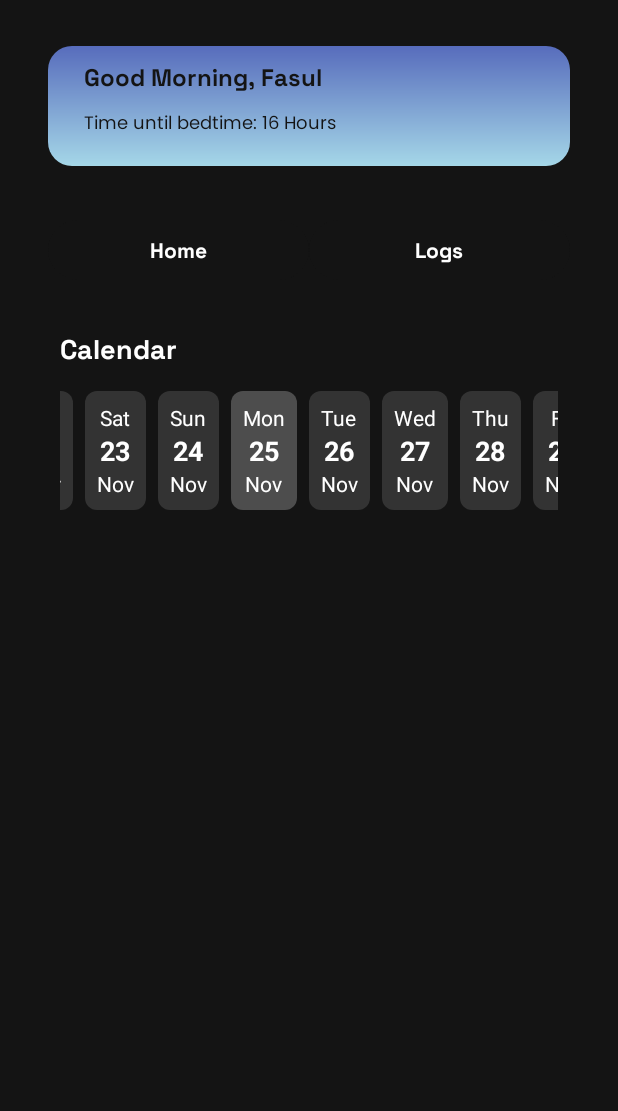
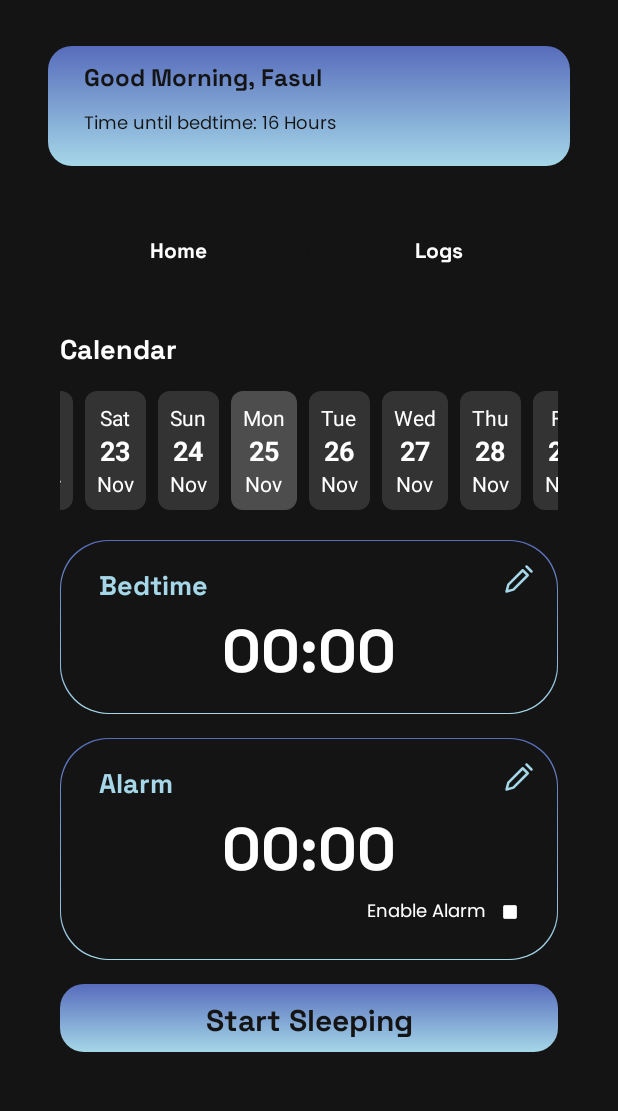
Before and after one commit to Raditsoic/ngantor, an Android app: the screen it shows after launch (Ngantor), on a phone screen of 412 x 824 dp, the part 98-1209 px from its top. Run offline under Robolectric (Android 15) with nearby library versions, the phone set to English and light mode, and no system bars.

Commit message:
feat: Home UI done

```diff
--- /dev/null
+++ b/app/src/main/res/drawable/container_stroke_gradient.xml
@@ -0,0 +1,24 @@
+<?xml version="1.0" encoding="utf-8"?>
+<layer-list xmlns:android="http://schemas.android.com/apk/res/android">
+
+    <item>
+        <shape>
+            <gradient
+                android:startColor="#576CBC"
+                android:endColor="#A5D7E8"
+                android:angle="270" />
+            <corners android:radius="32dp" />
+        </shape>
+    </item>
+
+    <item
+        android:top="1dp"
+        android:bottom="1dp"
+        android:left="1dp"
+        android:right="1dp">
+        <shape>
+            <solid android:color="@color/black" />
+            <corners android:radius="32dp" />
+        </shape>
+    </item>
+</layer-list>
--- /dev/null
+++ b/app/src/main/res/drawable/pencil.xml
@@ -0,0 +1,20 @@
+<vector xmlns:android="http://schemas.android.com/apk/res/android"
+    android:width="48dp"
+    android:height="48dp"
+    android:viewportWidth="48"
+    android:viewportHeight="48">
+  <path
+      android:pathData="M36,4L44,12"
+      android:strokeLineJoin="round"
+      android:strokeWidth="4"
+      android:fillColor="#00000000"
+      android:strokeColor="#A5D7E8"
+      android:strokeLineCap="round"/>
+  <path
+      android:pathData="M15,41L38,18L30,10L7,33L4,44L15,41Z"
+      android:strokeLineJoin="round"
+      android:strokeWidth="4"
+      android:fillColor="#00000000"
+      android:strokeColor="#A5D7E8"
+      android:strokeLineCap="round"/>
+</vector>
--- a/app/src/main/res/layout/activity_main.xml
+++ b/app/src/main/res/layout/activity_main.xml
@@ -43,7 +43,7 @@
         android:id="@+id/greeting_container"
         android:layout_width="match_parent"
         android:layout_height="80dp"
-        android:background="@drawable/greeting_container"
+        android:background="@drawable/container_solid_gradient"
         app:layout_constraintTop_toBottomOf="@id/logo"
         android:layout_marginTop="32dp"
         android:layout_marginStart="16dp"
--- a/app/src/main/res/layout/fragment_home.xml
+++ b/app/src/main/res/layout/fragment_home.xml
@@ -4,6 +4,7 @@
     xmlns:app="http://schemas.android.com/apk/res-auto"
     android:layout_width="match_parent"
     android:layout_height="match_parent"
+    android:background="@color/black"
     android:padding="8dp">
 
     <TextView
@@ -28,4 +29,149 @@
         android:paddingEnd="4dp"
         app:layout_constraintTop_toBottomOf="@id/calendar_title" />
 
+    <androidx.constraintlayout.widget.ConstraintLayout
+        android:id="@+id/bedtime_container"
+        android:layout_width="match_parent"
+        android:layout_height="wrap_content"
+        android:background="@drawable/container_stroke_gradient"
+        android:padding="16dp"
+        app:layout_constraintTop_toBottomOf="@id/calendar_recycler_view"
+        app:layout_constraintStart_toStartOf="@id/calendar_recycler_view"
+        android:layout_marginTop="20dp">
+
+        <TextView
+            android:id="@+id/bedtime_title"
+            android:layout_width="wrap_content"
+            android:layout_height="wrap_content"
+            android:text="Bedtime"
+            android:textColor="@color/aqua"
+            android:textSize="18sp"
+            android:fontFamily="@font/space_grotesk_bold"
+            app:layout_constraintTop_toTopOf="parent"
+            app:layout_constraintStart_toStartOf="parent"
+            android:layout_marginLeft="10dp" />
+
+        <TextView
+            android:id="@+id/bedtime_display"
+            android:layout_width="wrap_content"
+            android:layout_height="wrap_content"
+            android:text="00:00"
+            android:textSize="40sp"
+            android:textColor="@android:color/white"
+            android:fontFamily="@font/space_grotesk_bold"
+            app:layout_constraintTop_toBottomOf="@id/bedtime_title"
+            app:layout_constraintStart_toStartOf="parent"
+            app:layout_constraintEnd_toEndOf="parent"
+             />
+
+        <ImageView
+            android:id="@+id/bedtime_edit"
+            android:layout_width="20dp"
+            android:layout_height="20dp"
+            android:src="@drawable/pencil"
+            app:layout_constraintTop_toTopOf="parent"
+            app:layout_constraintEnd_toEndOf="parent"
+            />
+
+
+    </androidx.constraintlayout.widget.ConstraintLayout>
+
+    <androidx.constraintlayout.widget.ConstraintLayout
+        android:id="@+id/alarm_container"
+        android:layout_width="match_parent"
+        android:layout_height="wrap_content"
+        android:background="@drawable/container_stroke_gradient"
+        android:padding="16dp"
+        app:layout_constraintTop_toBottomOf="@id/bedtime_container"
+        app:layout_constraintStart_toStartOf="@id/bedtime_container"
+        android:layout_marginTop="16dp">
+
+        <!-- Alarm Title -->
+        <TextView
+            android:id="@+id/alarm_title"
+            android:layout_width="wrap_content"
+            android:layout_height="wrap_content"
+            android:text="Alarm"
+            android:textColor="@color/aqua"
+            android:textSize="18sp"
+            android:fontFamily="@font/space_grotesk_bold"
+            app:layout_constraintTop_toTopOf="parent"
+            app:layout_constraintStart_toStartOf="parent"
+            android:layout_marginLeft="10dp" />
+
+        <TextView
+            android:id="@+id/alarm_time_display"
+            android:layout_width="wrap_content"
+            android:layout_height="wrap_content"
+            android:text="00:00"
+            android:textSize="40sp"
+            android:textColor="@android:color/white"
+            android:fontFamily="@font/space_grotesk_bold"
+            app:layout_constraintTop_toBottomOf="@id/alarm_title"
+            app:layout_constraintStart_toStartOf="parent"
+            app:layout_constraintEnd_toEndOf="parent" />
+
+        <ImageView
+            android:id="@+id/alarm_edit"
+            android:layout_width="20dp"
+            android:layout_height="20dp"
+            android:src="@drawable/pencil"
+            app:layout_constraintTop_toTopOf="parent"
+            app:layout_constraintEnd_toEndOf="parent" />
+
+
+        <TextView
+            android:id="@+id/alarm_text"
+            android:layout_width="wrap_content"
+            android:layout_height="wrap_content"
+            android:text="Enable Alarm"
+            android:textSize="12sp"
+            android:textColor="@color/white"
+            android:fontFamily="@font/poppins_regular"
+            app:layout_constraintEnd_toStartOf="@id/alarm_check_box"
+            app:layout_constraintTop_toBottomOf="@id/alarm_time_display"
+            app:layout_constraintBottom_toBottomOf="parent"
+            />
+
+        <CheckBox
+            android:id="@+id/alarm_check_box"
+            android:layout_width="wrap_content"
+            android:layout_height="wrap_content"
+            android:buttonTint="@color/white"
+            android:scaleX="0.5"
+            android:scaleY="0.5"
+            android:checked="true"
+            style="@style/SmallCheckBox"
+            app:layout_constraintTop_toBottomOf="@id/alarm_time_display"
+            app:layout_constraintBottom_toBottomOf="parent"
+            app:layout_constraintEnd_toEndOf="parent"
+             />
+    </androidx.constraintlayout.widget.ConstraintLayout>
+
+
+    <androidx.constraintlayout.widget.ConstraintLayout
+        android:id="@+id/start_sleep_button"
+        android:layout_width="match_parent"
+        android:layout_height="wrap_content"
+        app:layout_constraintStart_toStartOf="parent"
+        app:layout_constraintTop_toBottomOf="@id/alarm_container"
+        android:background="@drawable/container_solid_gradient"
+        android:layout_marginTop="16dp">
+
+        <TextView
+            android:layout_width="wrap_content"
+            android:layout_height="wrap_content"
+            android:text="Start Sleeping"
+            android:textColor="@color/black"
+            android:textSize="20dp"
+            android:fontFamily="@font/space_grotesk_bold"
+            app:layout_constraintStart_toStartOf="@id/start_sleep_button"
+            app:layout_constraintEnd_toEndOf="@id/start_sleep_button"
+            app:layout_constraintTop_toTopOf="@id/start_sleep_button"/>
+
+    </androidx.constraintlayout.widget.ConstraintLayout>
+
+
+
+
 </androidx.constraintlayout.widget.ConstraintLayout>
--- /dev/null
+++ b/app/src/main/res/values/styles.xml
@@ -0,0 +1,12 @@
+<?xml version="1.0" encoding="utf-8"?>
+<resources>
+    <style name="SmallCheckBox" parent="Widget.AppCompat.CompoundButton.CheckBox">
+        <item name="android:minWidth">0dp</item>
+        <item name="android:minHeight">0dp</item>
+        <item name="android:layout_marginBottom">0dp</item>
+        <item name="android:layout_marginTop">0dp</item>
+        <item name="android:layout_marginLeft">0dp</item>
+        <item name="android:layout_marginRight">0dp</item>
+        <item name="android:padding">0dp</item>
+    </style>
+</resources>
```
Also changed, not shown: app/src/main/res/drawable/container_solid_gradient.xml (renamed from app/src/main/res/drawable/greeting_container.xml).
